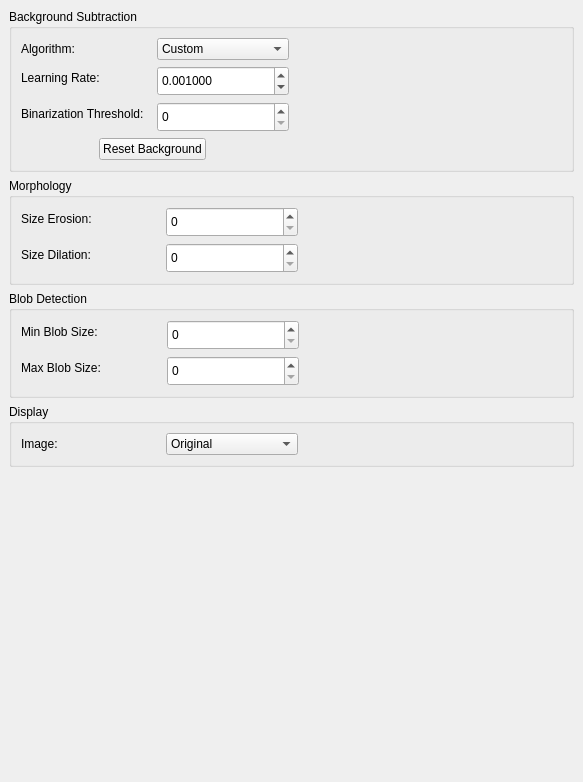
Before: the Qt Designer form Src/View/TrackerParameterView.ui in BioroboticsLab/biotracker_backgroundsubtraction_tracker, drawn with Qt 5.
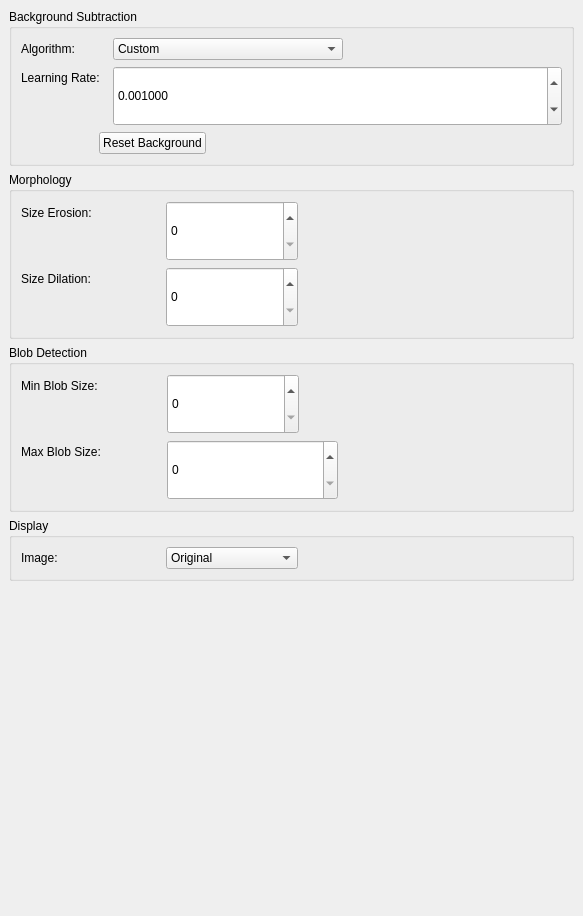
After: the same form once the commit is applied.

```diff
--- a/Src/View/TrackerParameterView.ui
+++ b/Src/View/TrackerParameterView.ui
@@ -7,7 +7,7 @@
     <x>0</x>
     <y>0</y>
     <width>583</width>
-    <height>782</height>
+    <height>916</height>
    </rect>
   </property>
   <property name="sizePolicy">
@@ -67,7 +67,7 @@
         <x>0</x>
         <y>0</y>
         <width>583</width>
-        <height>773</height>
+        <height>907</height>
        </rect>
       </property>
       <layout class="QHBoxLayout" name="horizontalLayout_4">
@@ -88,7 +88,7 @@
             <item>
              <layout class="QFormLayout" name="formLayout">
               <property name="fieldGrowthPolicy">
-               <enum>QFormLayout::ExpandingFieldsGrow</enum>
+               <enum>QFormLayout::AllNonFixedFieldsGrow</enum>
               </property>
               <property name="formAlignment">
                <set>Qt::AlignLeading|Qt::AlignLeft|Qt::AlignVCenter</set>
@@ -103,6 +103,27 @@
                 </property>
                </widget>
               </item>
+              <item row="0" column="1">
+               <widget class="QComboBox" name="algorithmCB">
+                <property name="minimumSize">
+                 <size>
+                  <width>230</width>
+                  <height>0</height>
+                 </size>
+                </property>
+                <property name="maximumSize">
+                 <size>
+                  <width>132</width>
+                  <height>16777215</height>
+                 </size>
+                </property>
+                <item>
+                 <property name="text">
+                  <string>Custom</string>
+                 </property>
+                </item>
+               </widget>
+              </item>
               <item row="1" column="0">
                <widget class="QLabel" name="label_7">
                 <property name="text">
@@ -114,8 +135,8 @@
                <widget class="QDoubleSpinBox" name="lineEdit_7_learningRate">
                 <property name="minimumSize">
                  <size>
-                  <width>132</width>
-                  <height>30</height>
+                  <width>230</width>
+                  <height>60</height>
                  </size>
                 </property>
                 <property name="toolTip">
@@ -135,47 +156,16 @@
                 </property>
                </widget>
               </item>
-              <item row="2" column="0">
-               <widget class="QLabel" name="label_2">
-                <property name="text">
-                 <string>Binarization Threshold:</string>
-                </property>
-               </widget>
-              </item>
-              <item row="2" column="1">
-               <widget class="QSpinBox" name="lineEdit_2_binThresh">
-                <property name="minimumSize">
-                 <size>
-                  <width>132</width>
-                  <height>30</height>
-                 </size>
-                </property>
-                <property name="toolTip">
-                 <string>Set the binarization threshold</string>
-                </property>
-               </widget>
-              </item>
-              <item row="0" column="1">
-               <widget class="QComboBox" name="algorithmCB">
-                <property name="minimumSize">
-                 <size>
-                  <width>132</width>
-                  <height>0</height>
-                 </size>
-                </property>
-                <property name="maximumSize">
-                 <size>
-                  <width>132</width>
-                  <height>16777215</height>
-                 </size>
-                </property>
-                <item>
-                 <property name="text">
-                  <string>Custom</string>
-                 </property>
-                </item>
-               </widget>
-              </item>
+             </layout>
+            </item>
+            <item>
+             <layout class="QFormLayout" name="algorithmSpecificParameterLayout">
+              <property name="fieldGrowthPolicy">
+               <enum>QFormLayout::AllNonFixedFieldsGrow</enum>
+              </property>
+              <property name="formAlignment">
+               <set>Qt::AlignLeading|Qt::AlignLeft|Qt::AlignVCenter</set>
+              </property>
              </layout>
             </item>
             <item>
@@ -250,7 +240,7 @@
                 <property name="minimumSize">
                  <size>
                   <width>132</width>
-                  <height>30</height>
+                  <height>60</height>
                  </size>
                 </property>
                 <property name="toolTip">
@@ -270,7 +260,7 @@
                 <property name="minimumSize">
                  <size>
                   <width>132</width>
-                  <height>30</height>
+                  <height>60</height>
                  </size>
                 </property>
                 <property name="toolTip">
@@ -309,7 +299,7 @@
                 <property name="minimumSize">
                  <size>
                   <width>132</width>
-                  <height>30</height>
+                  <height>60</height>
                  </size>
                 </property>
                 <property name="toolTip">
@@ -328,8 +318,8 @@
                <widget class="QSpinBox" name="lineEdit_9MaxBlob">
                 <property name="minimumSize">
                  <size>
-                  <width>132</width>
-                  <height>30</height>
+                  <width>171</width>
+                  <height>60</height>
                  </size>
                 </property>
                 <property name="toolTip">
```
